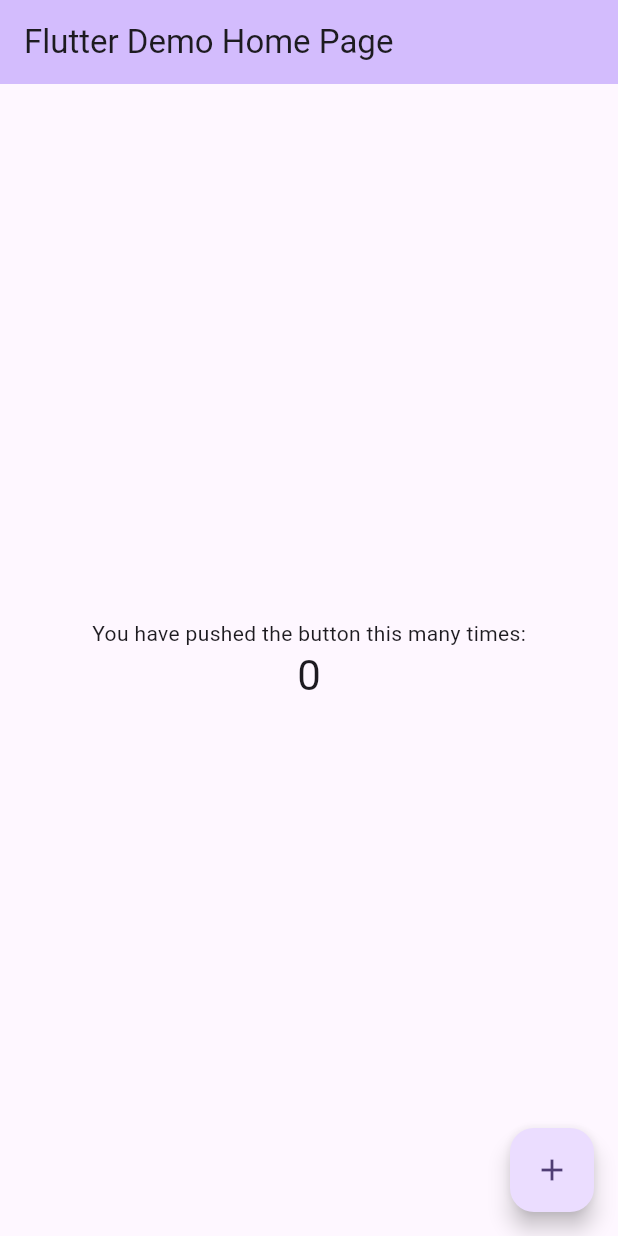
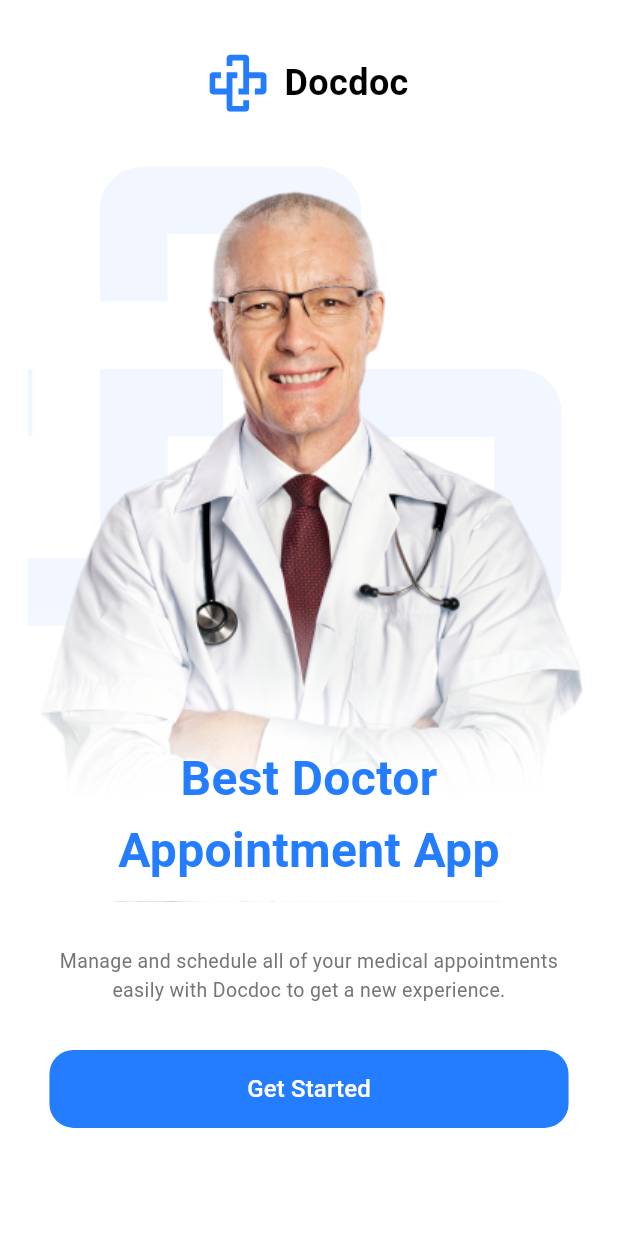
Before and after one commit to Omar-Khaled-22/doc-app, a Flutter app: the screen it shows after launch, on a phone screen of 412 x 824 dp. Run offline on Flutter 3.47's test engine with Material 3 defaults, Android fonts, the phone set to English and light mode, and no system bars; our stand-ins replace flutter_screenutil, flutter_svg.

Commit message:
-added images and svgs folders to assets -added flutter_svg & flutter_screenutil -added doc_app client -added extension navigation -added approuter -added onboarding screen -added empty login screen

```diff
--- /dev/null
+++ b/lib/core/helpers/extinsions.dart
@@ -0,0 +1,25 @@
+import 'package:flutter/cupertino.dart';
+import 'package:flutter/material.dart';
+
+extension  Navigation on BuildContext{
+  void push(Widget page) {
+    Navigator.of(this).push(MaterialPageRoute(builder: (context) => page));
+  }
+
+  void pop() {
+    Navigator.of(this).pop();}
+
+  Future<dynamic> pushNamed(String routeName, {Object? arguments}) async {
+    Navigator.of(this).pushNamed(routeName, arguments: arguments);
+  }
+
+  void pushReplacementNamed(String routeName, {Object? arguments}) {
+    Navigator.of(this).pushReplacementNamed(routeName, arguments: arguments);
+  }
+  void pushNamedAndRemoveUntil(String newRouteName, RoutePredicate predicate,
+      {Object? arguments}) {
+    Navigator.of(this).pushNamedAndRemoveUntil(
+        newRouteName, predicate,
+        arguments: arguments);
+  }
+}
--- /dev/null
+++ b/lib/core/routing/app_router.dart
@@ -0,0 +1,24 @@
+import 'package:flutter/cupertino.dart';
+import 'package:flutter/material.dart';
+import 'package:newflutterproject/core/routing/routes.dart';
+import 'package:newflutterproject/features/ui/onboarding/onboardinscreen.dart';
+import 'package:newflutterproject/features/ui/onlogin/login.dart';
+
+class AppRouter {
+ static Route generateRoute(RouteSettings settings) {
+    switch (settings.name) {
+      case Routes.onBoardingScreen:
+        return MaterialPageRoute(builder: (_) => const OnBoardingScreen());
+      case Routes.loginScreen:
+        return MaterialPageRoute(
+            builder: (_) => const LoginScreen());
+      default:
+        return MaterialPageRoute(
+            builder: (_) => Scaffold(
+                  body: Center(
+                    child: Text("No roure defined for ${settings.name}"),
+                  ),
+                ));
+    }
+  }
+}
--- /dev/null
+++ b/lib/core/routing/routes.dart
@@ -0,0 +1,4 @@
+class Routes {
+  static const String onBoardingScreen = '/onBoardingScreen';
+  static const String loginScreen = '/loginScreen';
+}
--- /dev/null
+++ b/lib/core/theming/colors.dart
@@ -0,0 +1,7 @@
+import 'package:flutter/material.dart';
+
+class ColorsManager{
+  static const Color mainBlue=Color(0xff247CFF);
+  static const Color grey=Color(0xff757575);
+
+}
--- /dev/null
+++ b/lib/core/theming/styles.dart
@@ -0,0 +1,27 @@
+import 'dart:ui';
+
+import 'package:flutter/material.dart';
+import 'package:newflutterproject/core/theming/colors.dart';
+
+class TextStyles{
+  static const TextStyle font24Black700Weight =TextStyle(
+    color: Colors.black,
+    fontWeight: FontWeight.w700,
+    fontSize: 24
+  );
+  static const TextStyle font32BlueBold =TextStyle(
+    color: ColorsManager.mainBlue,
+        fontWeight: FontWeight.bold,
+      fontSize: 32
+  );
+  static const TextStyle font13greyRegular =TextStyle(
+      color: ColorsManager.grey,
+      fontWeight: FontWeight.normal,
+      fontSize: 13
+  );
+  static const TextStyle font16whiteW500 =TextStyle(
+      color: Colors.white,
+      fontWeight: FontWeight.w500,
+      fontSize: 16
+  );
+}
--- /dev/null
+++ b/lib/doc_app.dart
@@ -0,0 +1,32 @@
+import 'package:flutter/cupertino.dart';
+import 'package:flutter/material.dart';
+import 'package:flutter/rendering.dart';
+import 'package:flutter_screenutil/flutter_screenutil.dart';
+import 'package:newflutterproject/core/routing/app_router.dart';
+
+import 'core/routing/routes.dart';
+import 'core/theming/colors.dart';
+
+class DocAPP extends StatelessWidget {
+  final AppRouter appRouter;
+
+  const DocAPP({super.key, required this.appRouter});
+
+  @override
+  Widget build(BuildContext context) {
+    return ScreenUtilInit(
+      minTextAdapt: true,
+      designSize: Size(375, 812),
+      child: MaterialApp(
+        title: "DOC APP",
+        theme: ThemeData(
+          primaryColor: ColorsManager.mainBlue,
+          scaffoldBackgroundColor: Colors.white,
+        ),
+        debugShowCheckedModeBanner: false,
+        initialRoute: Routes.onBoardingScreen,
+        onGenerateRoute: AppRouter.generateRoute,
+      ),
+    );
+  }
+}
--- /dev/null
+++ b/lib/features/ui/onboarding/onboardinscreen.dart
@@ -0,0 +1,45 @@
+import 'package:flutter/material.dart';
+import 'package:flutter_screenutil/flutter_screenutil.dart';
+import 'package:newflutterproject/core/theming/styles.dart';
+import 'package:newflutterproject/features/ui/onboarding/widgets/Doctor_Image_And_Text.dart';
+import 'package:newflutterproject/features/ui/onboarding/widgets/Get_Started_Button.dart';
+import 'package:newflutterproject/features/ui/onboarding/widgets/doc_logo_and_name.dart';
+
+class OnBoardingScreen extends StatelessWidget {
+  const OnBoardingScreen({super.key});
+
+  @override
+  Widget build(BuildContext context) {
+    return Scaffold(
+      body: SafeArea(
+        child: SingleChildScrollView(
+          child: Padding(
+            padding: EdgeInsets.only(top: 35.h, bottom: 30.h),
+            child: Column(
+              children: [
+                const DocLogoAndName(),
+                SizedBox(
+                  height: 35.h,
+                ),
+                const DoctorImageAndText(),
+                SizedBox(height: 30.h,),
+                Padding(
+                  padding: EdgeInsets.symmetric(horizontal: 30.w),
+                  child: Column(
+                    children: [
+                      const Text(
+                          'Manage and schedule all of your medical appointments easily with Docdoc to get a new experience.'
+                      ,style: TextStyles.font13greyRegular,textAlign: TextAlign.center,),
+                      SizedBox(height: 30.h,),
+                      const GetStartedButton()
+                    ],
+                  ),
+                )
+              ],
+            ),
+          ),
+        ),
+      ),
+    );
+  }
+}
--- /dev/null
+++ b/lib/features/ui/onboarding/widgets/Doctor_Image_And_Text.dart
@@ -0,0 +1,35 @@
+import 'package:flutter/material.dart';
+import 'package:flutter_svg/flutter_svg.dart';
+import 'package:newflutterproject/core/theming/styles.dart';
+
+class DoctorImageAndText extends StatelessWidget {
+  const DoctorImageAndText({super.key});
+
+  @override
+  Widget build(BuildContext context) {
+    return Stack(
+      children: [
+        SvgPicture.asset('assets/svg/low_opacity_doc_logo.svg'),
+        Container(
+          child: Image.asset('assets/images/onboarding_doctor.png'),
+          foregroundDecoration: BoxDecoration(
+              gradient: LinearGradient(
+                  begin: Alignment.bottomCenter,
+                  end: Alignment.topCenter,
+                  colors: [Colors.white, Colors.white.withOpacity(0.0)],
+                  stops: const [0.14, 0.4])),
+        ),
+        Positioned(
+          left: 0,
+          right: 0,
+          bottom: 10,
+          child: Text(
+            'Best Doctor\nAppointment App',
+            textAlign: TextAlign.center,
+            style: TextStyles.font32BlueBold.copyWith(height: 1.5),
+          ),
+        )
+      ],
+    );
+  }
+}
--- /dev/null
+++ b/lib/features/ui/onboarding/widgets/Get_Started_Button.dart
@@ -0,0 +1,24 @@
+import 'package:flutter/material.dart';
+import 'package:newflutterproject/core/theming/colors.dart';
+import 'package:newflutterproject/core/theming/styles.dart';
+
+class GetStartedButton extends StatelessWidget {
+  const GetStartedButton({super.key});
+
+  @override
+  Widget build(BuildContext context) {
+    return TextButton(
+      style: ButtonStyle(
+          backgroundColor: MaterialStateProperty.all(ColorsManager.mainBlue),
+          tapTargetSize: MaterialTapTargetSize.shrinkWrap,
+          minimumSize: MaterialStateProperty.all(Size(double.infinity, 52)),
+          shape: MaterialStateProperty.all(
+              RoundedRectangleBorder(borderRadius: BorderRadius.circular(16)))),
+      onPressed: () {},
+      child: const Text(
+        'Get Started',
+        style: TextStyles.font16whiteW500,
+      ),
+    );
+  }
+}
--- /dev/null
+++ b/lib/features/ui/onboarding/widgets/doc_logo_and_name.dart
@@ -0,0 +1,18 @@
+import 'package:flutter/cupertino.dart';
+import 'package:flutter_screenutil/flutter_screenutil.dart';
+import 'package:flutter_svg/flutter_svg.dart';
+
+import '../../../../core/theming/styles.dart';
+
+class DocLogoAndName extends StatelessWidget {
+  const DocLogoAndName({super.key});
+
+  @override
+  Widget build(BuildContext context) {
+    return Row(mainAxisAlignment: MainAxisAlignment.center,
+      children: [SvgPicture.asset('assets/svg/docdoc_logo.svg'),
+      SizedBox(width: 10.w,),
+      Text('Docdoc',style: TextStyles.font24Black700Weight,)],
+    );
+  }
+}
--- /dev/null
+++ b/lib/features/ui/onlogin/login.dart
@@ -0,0 +1,14 @@
+import 'package:flutter/material.dart';
+
+class LoginScreen extends StatelessWidget {
+  const LoginScreen({super.key});
+
+  @override
+  Widget build(BuildContext context) {
+    return  Scaffold(
+      body: Center(
+        child:  Text("Login Screen"),
+      ),
+    );
+  }
+}
--- a/lib/main.dart
+++ b/lib/main.dart
@@ -1,125 +1,8 @@
 import 'package:flutter/material.dart';
+import 'package:newflutterproject/doc_app.dart';
+
+import 'core/routing/app_router.dart';
 
 void main() {
-  runApp(const MyApp());
+  runApp( DocAPP(appRouter: AppRouter()));
 }
-
-class MyApp extends StatelessWidget {
-  const MyApp({super.key});
-
-  // This widget is the root of your application.
-  @override
-  Widget build(BuildContext context) {
-    return MaterialApp(
-      title: 'Flutter Demo',
-      theme: ThemeData(
-        // This is the theme of your application.
-        //
-        // TRY THIS: Try running your application with "flutter run". You'll see
-        // the application has a purple toolbar. Then, without quitting the app,
-        // try changing the seedColor in the colorScheme below to Colors.green
-        // and then invoke "hot reload" (save your changes or press the "hot
-        // reload" button in a Flutter-supported IDE, or press "r" if you used
-        // the command line to start the app).
-        //
-        // Notice that the counter didn't reset back to zero; the application
-        // state is not lost during the reload. To reset the state, use hot
-        // restart instead.
-        //
-        // This works for code too, not just values: Most code changes can be
-        // tested with just a hot reload.
-        colorScheme: ColorScheme.fromSeed(seedColor: Colors.deepPurple),
-        useMaterial3: true,
-      ),
-      home: const MyHomePage(title: 'Flutter Demo Home Page'),
-    );
-  }
-}
-
-class MyHomePage extends StatefulWidget {
-  const MyHomePage({super.key, required this.title});
-
-  // This widget is the home page of your application. It is stateful, meaning
-  // that it has a State object (defined below) that contains fields that affect
-  // how it looks.
-
-  // This class is the configuration for the state. It holds the values (in this
-  // case the title) provided by the parent (in this case the App widget) and
-  // used by the build method of the State. Fields in a Widget subclass are
-  // always marked "final".
-
-  final String title;
-
-  @override
-  State<MyHomePage> createState() => _MyHomePageState();
-}
-
-class _MyHomePageState extends State<MyHomePage> {
-  int _counter = 0;
-
-  void _incrementCounter() {
-    setState(() {
-      // This call to setState tells the Flutter framework that something has
-      // changed in this State, which causes it to rerun the build method below
-      // so that the display can reflect the updated values. If we changed
-      // _counter without calling setState(), then the build method would not be
-      // called again, and so nothing would appear to happen.
-      _counter++;
-    });
-  }
-
-  @override
-  Widget build(BuildContext context) {
-    // This method is rerun every time setState is called, for instance as done
-    // by the _incrementCounter method above.
-    //
-    // The Flutter framework has been optimized to make rerunning build methods
-    // fast, so that you can just rebuild anything that needs updating rather
-    // than having to individually change instances of widgets.
-    return Scaffold(
-      appBar: AppBar(
-        // TRY THIS: Try changing the color here to a specific color (to
-        // Colors.amber, perhaps?) and trigger a hot reload to see the AppBar
-        // change color while the other colors stay the same.
-        backgroundColor: Theme.of(context).colorScheme.inversePrimary,
-        // Here we take the value from the MyHomePage object that was created by
-        // the App.build method, and use it to set our appbar title.
-        title: Text(widget.title),
-      ),
-      body: Center(
-        // Center is a layout widget. It takes a single child and positions it
-        // in the middle of the parent.
-        child: Column(
-          // Column is also a layout widget. It takes a list of children and
-          // arranges them vertically. By default, it sizes itself to fit its
-          // children horizontally, and tries to be as tall as its parent.
-          //
-          // Column has various properties to control how it sizes itself and
-          // how it positions its children. Here we use mainAxisAlignment to
-          // center the children vertically; the main axis here is the vertical
-          // axis because Columns are vertical (the cross axis would be
-          // horizontal).
-          //
-          // TRY THIS: Invoke "debug painting" (choose the "Toggle Debug Paint"
-          // action in the IDE, or press "p" in the console), to see the
-          // wireframe for each widget.
-          mainAxisAlignment: MainAxisAlignment.center,
-          children: <Widget>[
-            const Text(
-              'You have pushed the button this many times:',
-            ),
-            Text(
-              '$_counter',
-              style: Theme.of(context).textTheme.headlineMedium,
-            ),
-          ],
-        ),
-      ),
-      floatingActionButton: FloatingActionButton(
-        onPressed: _incrementCounter,
-        tooltip: 'Increment',
-        child: const Icon(Icons.add),
-      ), // This trailing comma makes auto-formatting nicer for build methods.
-    );
-  }
-}
```
Also changed, not shown: pubspec.yaml (+8 -3 lines), assets/images/onboarding_doctor.png (added), assets/svg/docdoc_logo.svg (added), assets/svg/low_opacity_doc_logo.svg (added), pubspec.lock, 1 other file.
